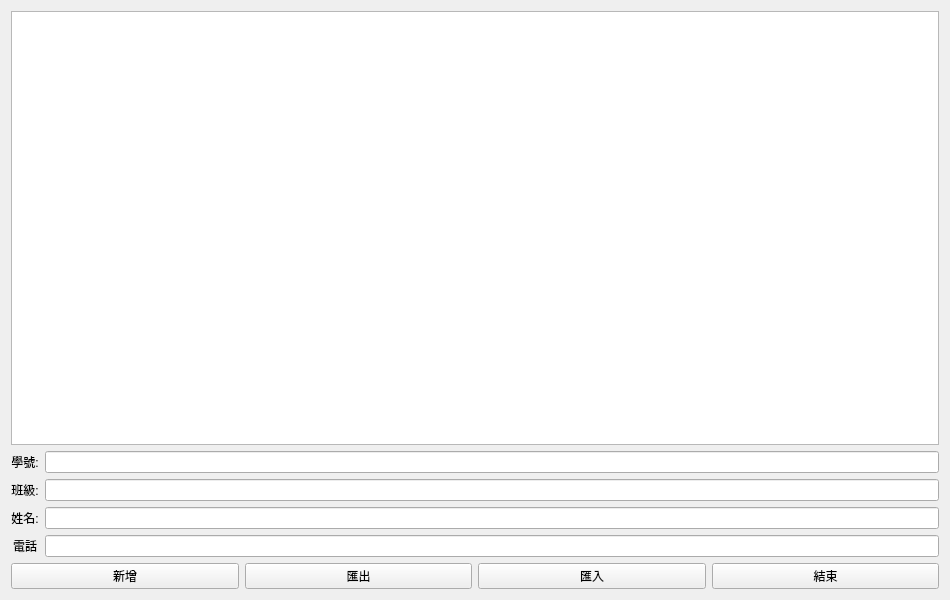
Qt form 1117_通訊錄HW7/widget.ui (HuaMa001/Window-Design-NFU) before a commit.
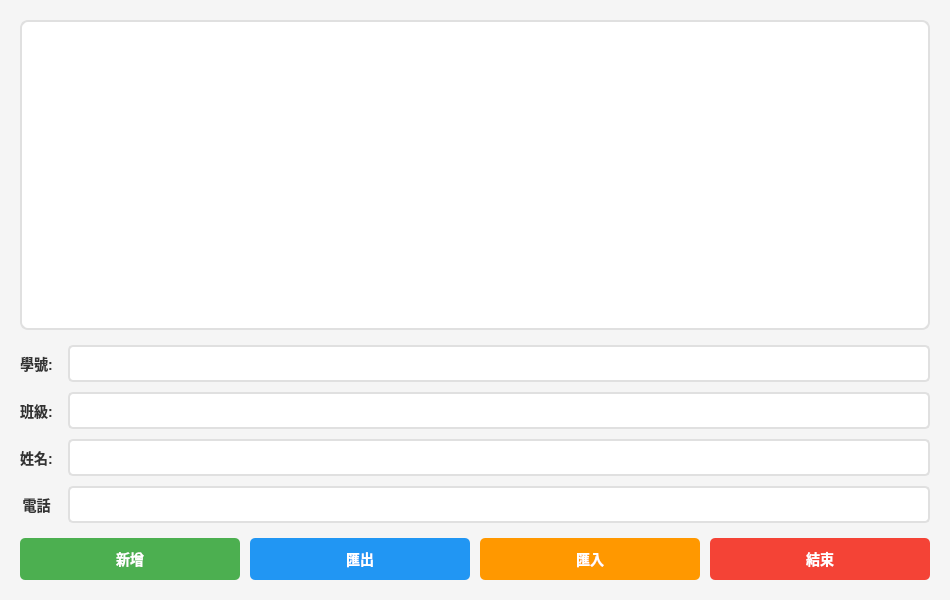
The same form after that commit.

Commit message: Beautify widget.ui and add operation animations

The edit to the form file:
```diff
--- a/1117_通訊錄HW7/widget.ui
+++ b/1117_通訊錄HW7/widget.ui
@@ -11,14 +11,125 @@
    </rect>
   </property>
   <property name="windowTitle">
-   <string>Widget</string>
+   <string>通訊錄管理系統</string>
+  </property>
+  <property name="styleSheet">
+   <string notr="true">QWidget {
+    background-color: #f5f5f5;
+}
+
+QLabel {
+    color: #333333;
+    font-size: 14px;
+    font-weight: bold;
+}
+
+QLineEdit {
+    padding: 8px;
+    border: 2px solid #e0e0e0;
+    border-radius: 5px;
+    background-color: white;
+    font-size: 13px;
+}
+
+QLineEdit:focus {
+    border: 2px solid #4CAF50;
+}
+
+QPushButton {
+    padding: 10px 20px;
+    border: none;
+    border-radius: 5px;
+    font-size: 14px;
+    font-weight: bold;
+    color: white;
+    background-color: #4CAF50;
+}
+
+QPushButton:hover {
+    background-color: #45a049;
+}
+
+QPushButton:pressed {
+    background-color: #3d8b40;
+}
+
+QPushButton#pushButton_2 {
+    background-color: #2196F3;
+}
+
+QPushButton#pushButton_2:hover {
+    background-color: #0b7dda;
+}
+
+QPushButton#pushButton_3 {
+    background-color: #FF9800;
+}
+
+QPushButton#pushButton_3:hover {
+    background-color: #e68900;
+}
+
+QPushButton#pushButton_4 {
+    background-color: #f44336;
+}
+
+QPushButton#pushButton_4:hover {
+    background-color: #da190b;
+}
+
+QTableWidget {
+    border: 2px solid #e0e0e0;
+    border-radius: 8px;
+    background-color: white;
+    gridline-color: #e0e0e0;
+    selection-background-color: #4CAF50;
+}
+
+QTableWidget::item {
+    padding: 5px;
+}
+
+QTableWidget QHeaderView::section {
+    background-color: #4CAF50;
+    color: white;
+    padding: 8px;
+    border: none;
+    font-weight: bold;
+    font-size: 13px;
+}</string>
   </property>
   <layout class="QVBoxLayout" name="verticalLayout">
+   <property name="spacing">
+    <number>15</number>
+   </property>
+   <property name="leftMargin">
+    <number>20</number>
+   </property>
+   <property name="topMargin">
+    <number>20</number>
+   </property>
+   <property name="rightMargin">
+    <number>20</number>
+   </property>
+   <property name="bottomMargin">
+    <number>20</number>
+   </property>
    <item>
-    <widget class="QTableWidget" name="tableWidget"/>
+    <widget class="QTableWidget" name="tableWidget">
+     <property name="alternatingRowColors">
+      <bool>true</bool>
+     </property>
+    </widget>
    </item>
    <item>
     <layout class="QGridLayout" name="gridLayout">
+     <property name="horizontalSpacing">
+      <number>15</number>
+     </property>
+     <property name="verticalSpacing">
+      <number>10</number>
+     </property>
      <item row="4" column="0">
       <widget class="QLabel" name="label_4">
        <property name="layoutDirection">
@@ -78,6 +189,9 @@
    </item>
    <item>
     <layout class="QHBoxLayout" name="horizontalLayout_2">
+     <property name="spacing">
+      <number>10</number>
+     </property>
      <item>
       <widget class="QPushButton" name="pushButton">
        <property name="text">
```
The commit also changes 1 other file.
